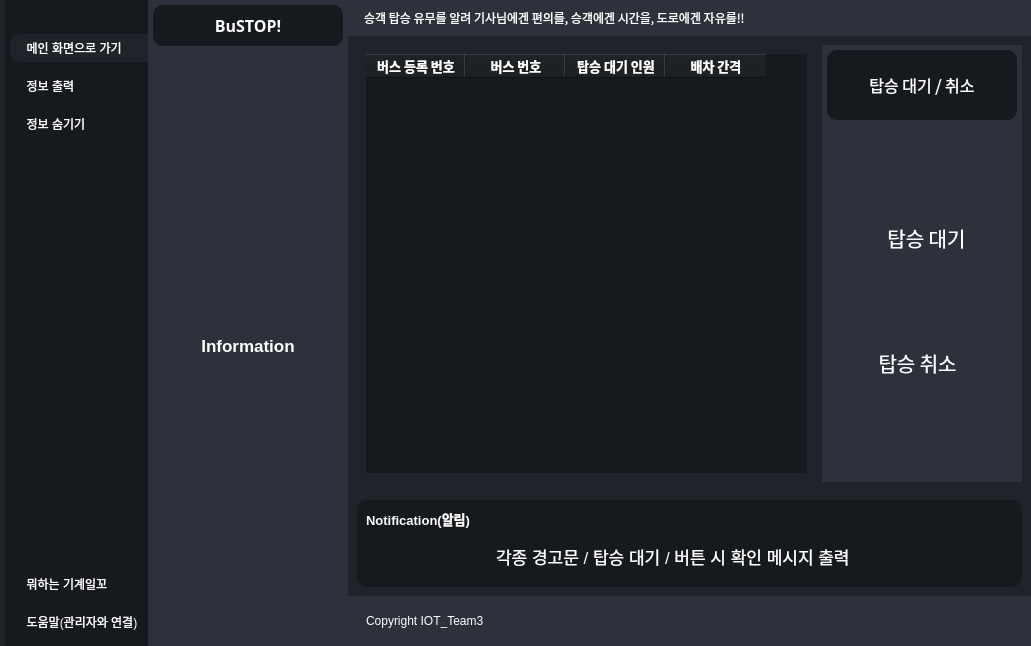
This is interface.ui in PKNU-IOT3/bustop_PyQT as Qt 5 draws it before an edit. The edited form follows.
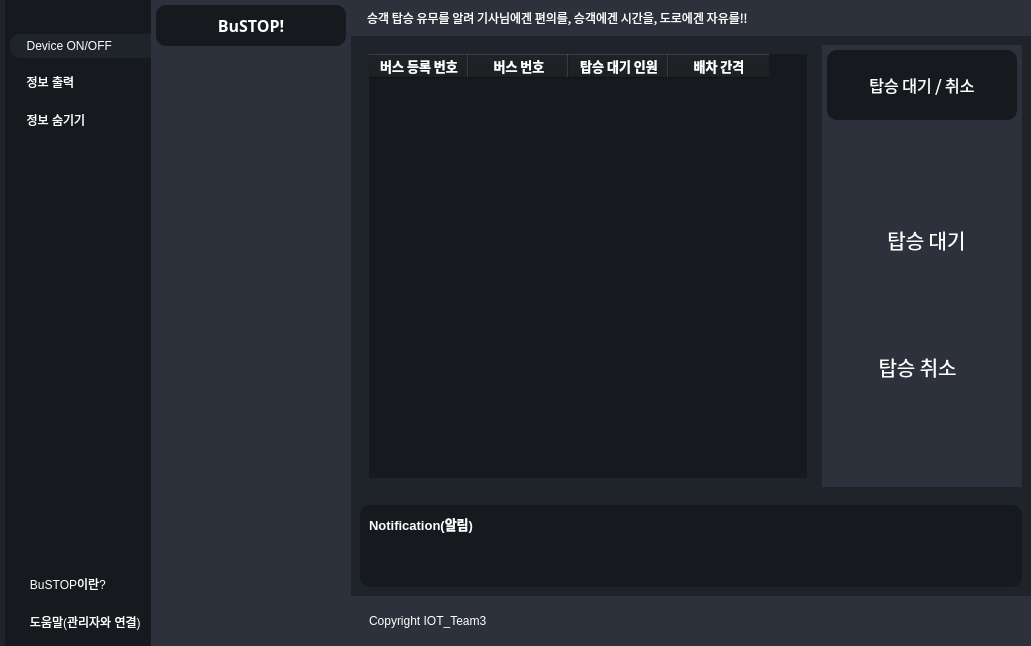
This is the edited form. The open tabs and pages were chosen to show the change. Icons and pictures are not drawn.

Patch:
```diff
--- a/interface.ui
+++ b/interface.ui
@@ -184,7 +184,7 @@
                 <string notr="true">background-color: #1f232a;</string>
                </property>
                <property name="text">
-                <string>  메인 화면으로 가기</string>
+                <string>  Device ON/OFF</string>
                </property>
                <property name="icon">
                 <iconset resource="resources.qrc">
@@ -344,7 +344,7 @@
                 <string>Information</string>
                </property>
                <property name="text">
-                <string>  뭐하는 기계일꼬</string>
+                <string>   BuSTOP이란?</string>
                </property>
                <property name="icon">
                 <iconset resource="resources.qrc">
@@ -391,7 +391,7 @@
                 <string>Help</string>
                </property>
                <property name="text">
-                <string>  도움말(관리자와 연결)</string>
+                <string>   도움말(관리자와 연결)</string>
                </property>
                <property name="icon">
                 <iconset resource="resources.qrc">
@@ -515,49 +515,7 @@
                  </font>
                 </property>
                 <property name="text">
-                 <string>Default Page</string>
-                </property>
-                <property name="alignment">
-                 <set>Qt::AlignCenter</set>
-                </property>
-               </widget>
-              </item>
-             </layout>
-            </widget>
-            <widget class="QWidget" name="page_6">
-             <layout class="QVBoxLayout" name="verticalLayout_8">
-              <item>
-               <widget class="QLabel" name="label_3">
-                <property name="font">
-                 <font>
-                  <pointsize>13</pointsize>
-                  <weight>75</weight>
-                  <bold>true</bold>
-                 </font>
-                </property>
-                <property name="text">
-                 <string>Information</string>
-                </property>
-                <property name="alignment">
-                 <set>Qt::AlignCenter</set>
-                </property>
-               </widget>
-              </item>
-             </layout>
-            </widget>
-            <widget class="QWidget" name="page_7">
-             <layout class="QVBoxLayout" name="verticalLayout_9">
-              <item>
-               <widget class="QLabel" name="label_4">
-                <property name="font">
-                 <font>
-                  <pointsize>13</pointsize>
-                  <weight>75</weight>
-                  <bold>true</bold>
-                 </font>
-                </property>
-                <property name="text">
-                 <string>Help</string>
+                 <string/>
                 </property>
                 <property name="alignment">
                  <set>Qt::AlignCenter</set>
@@ -1122,7 +1080,7 @@
                    </font>
                   </property>
                   <property name="text">
-                   <string> 각종 경고문 / 탑승 대기 / 버튼 시 확인 메시지 출력</string>
+                   <string/>
                   </property>
                   <property name="alignment">
                    <set>Qt::AlignCenter</set>
```
Left out of the diff: 16 changed lines with no effect on the pictures.
